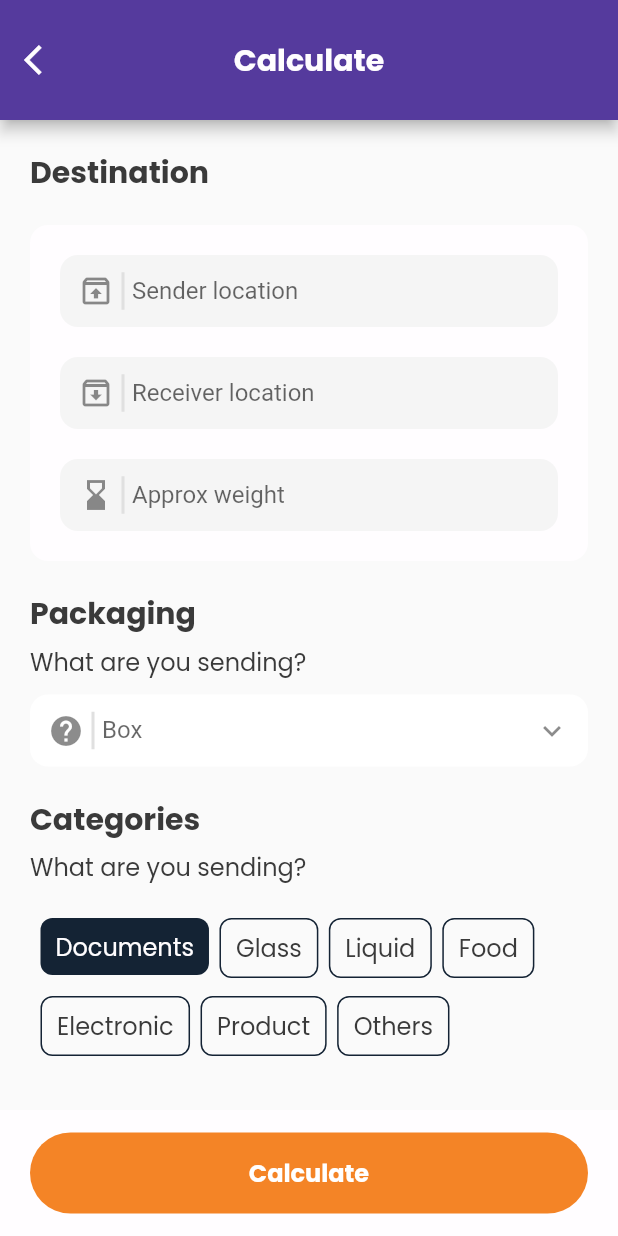
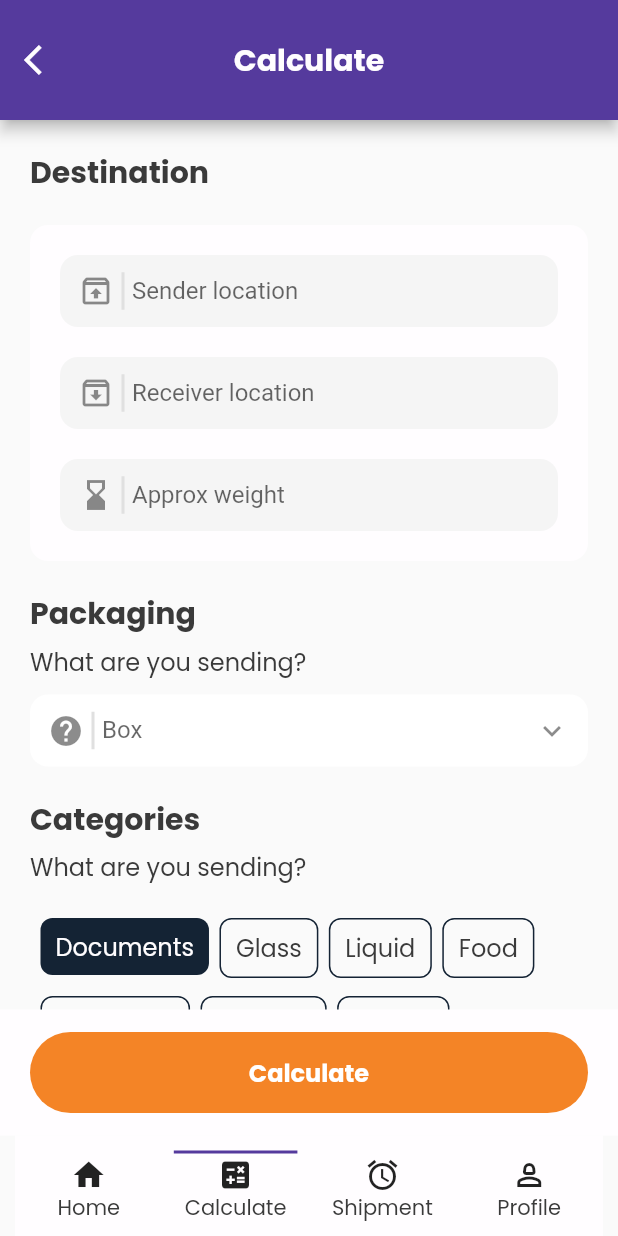
Before and after one commit to Collins-01/Movemate, a Flutter app: the screen it shows after launch, item 2 of the bottom bar chosen, on a phone screen of 412 x 824 dp. Run offline on Flutter 3.47's test engine with Material 2 defaults, Android fonts, the phone set to English and light mode, and no system bars; our stand-ins replace google_fonts.

```diff
--- a/lib/presentation/views/calculate_view.dart
+++ b/lib/presentation/views/calculate_view.dart
@@ -65,7 +65,9 @@ class _CalculateViewState extends State<CalculateView>
           toolbarHeight: 80,
           centerTitle: true,
           leading: IconButton(
-            onPressed: () => Navigator.pop(context),
+            onPressed: () {
+              //  Navigator.of(context).popUntil((route) => route.isFirst),
+            },
             icon: const Icon(
               Icons.arrow_back_ios,
               color: AppColors.primaryWhiteColor,
--- a/lib/presentation/widgets/bottom_nav_widget.dart
+++ b/lib/presentation/widgets/bottom_nav_widget.dart
@@ -41,17 +41,25 @@ class _BottomNavState extends State<BottomNav>
     super.initState();
   }
 
-// AnimatedContainer(
-//                 duration: const Duration(milliseconds: 200),
-//                 curve: Curves.bounceIn,
-//                 height: 2,
-//                 width: MediaQuery.of(context).size.width / 5,
-//                 color: AppColors.primaryColor,
-//               ),
+  // List of screens
+  final List<Widget> _screens = [
+    const HomeView(), // Replace with your screen widget
+    const CalculateView(), // Replace with your screen widget
+    const ShipmentHistoryView(), // Replace with your screen widget
+    SafeArea(
+      child: Scaffold(
+        body: Center(
+          child: AppText.heading1(
+            "Profile View",
+          ),
+        ),
+      ),
+    ), // Replace with your screen widget
+  ];
   @override
   Widget build(BuildContext context) {
     return Scaffold(
-      body: const HomeView(),
+      body: _screens[_selectedIndex],
       bottomNavigationBar: SafeArea(
         child: Container(
           padding: const EdgeInsets.only(top: 10, left: 8, right: 8, bottom: 8),
@@ -68,25 +76,25 @@ class _BottomNavState extends State<BottomNav>
                       setState(() {
                         _selectedIndex = index;
                       });
-                      await Future.delayed(
-                        const Duration(milliseconds: 300),
-                        () {
-                          if (_selectedIndex == 1) {
-                            Navigator.of(context).push(
-                              MaterialPageRoute(
-                                builder: (_) => const CalculateView(),
-                              ),
-                            );
-                          }
-                          if (_selectedIndex == 2) {
-                            Navigator.of(context).push(
-                              MaterialPageRoute(
-                                builder: (_) => const ShipmentHistoryView(),
-                              ),
-                            );
-                          }
-                        },
-                      );
+                      // await Future.delayed(
+                      //   const Duration(milliseconds: 300),
+                      //   () {
+                      //     if (_selectedIndex == 1) {
+                      //       Navigator.of(context).push(
+                      //         MaterialPageRoute(
+                      //           builder: (_) => const CalculateView(),
+                      //         ),
+                      //       );
+                      //     }
+                      //     if (_selectedIndex == 2) {
+                      //       Navigator.of(context).push(
+                      //         MaterialPageRoute(
+                      //           builder: (_) => const ShipmentHistoryView(),
+                      //         ),
+                      //       );
+                      //     }
+                      //   },
+                      // );
                     },
                     child: Column(
                       mainAxisSize: MainAxisSize.min,
```
